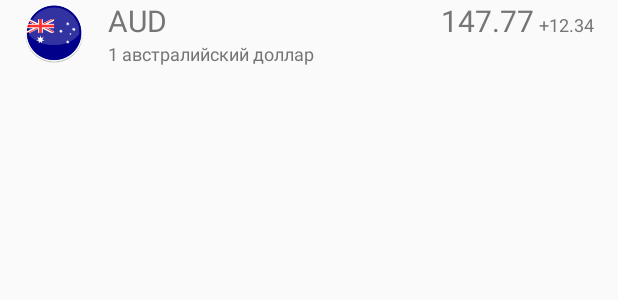
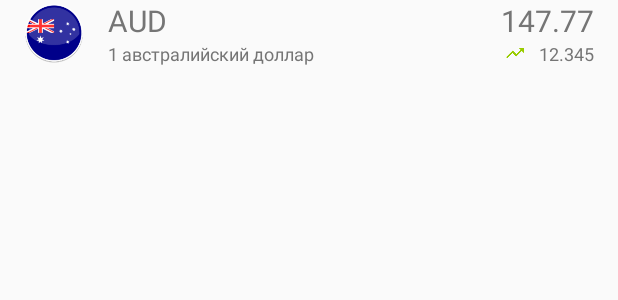
Before and after one commit to rpagyc/nbrk-currency-rates, an Android app: the layout widget_row.xml on its own in the app's theme, with its tools: preview values and no code run, on a phone screen of 412 x 824 dp. Shown: the top 300 px of the screen. Run offline under Robolectric (Android 15) with nearby library versions, the phone set to English and light mode, and no system bars.

Commit message:
add up/down arrows for currency change

```diff
--- a/nbrk_currency_rates/src/main/kotlin/com/nbrk/rates/widget/WidgetFactory.kt
+++ b/nbrk_currency_rates/src/main/kotlin/com/nbrk/rates/widget/WidgetFactory.kt
@@ -4,6 +4,7 @@ import android.content.Context
 import android.content.Intent
 import android.graphics.Color
 import android.preference.PreferenceManager
+import android.view.View
 import android.widget.RemoteViews
 import android.widget.RemoteViewsService
 import com.nbrk.rates.App
@@ -60,13 +61,17 @@ class WidgetFactory(val context: Context, intent: Intent) :
       remoteViews.setTextViewText(R.id.tvPrice, ratesItem.price.toString())
       remoteViews.setTextViewText(R.id.tvChange, ratesItem.change.toString())
       remoteViews.setImageViewResource(R.id.flag, ratesItem.currencyCode.getDrawable())
+      remoteViews.setViewVisibility(R.id.imgChange, View.VISIBLE)
       if (ratesItem.index.equals("UP")) {
+        remoteViews.setImageViewResource(R.id.imgChange, R.mipmap.ic_up)
         remoteViews.setTextColor(R.id.tvChange, Color.rgb(90, 150, 55));
         remoteViews.setTextViewText(R.id.tvChange, "+${ratesItem.change.toString()}")
       } else if (ratesItem.index.equals("DOWN")) {
         remoteViews.setTextColor(R.id.tvChange, Color.RED);
+        remoteViews.setImageViewResource(R.id.imgChange, R.mipmap.ic_down)
       } else {
         remoteViews.setTextColor(R.id.tvChange, Color.LTGRAY);
+        remoteViews.setViewVisibility(R.id.imgChange, View.GONE)
       }
     }
     return remoteViews
--- a/nbrk_currency_rates/src/main/res/layout/widget_row.xml
+++ b/nbrk_currency_rates/src/main/res/layout/widget_row.xml
@@ -1,17 +1,20 @@
 <RelativeLayout xmlns:android="http://schemas.android.com/apk/res/android"
+                xmlns:tools="http://schemas.android.com/tools"
                 android:layout_width="match_parent"
                 android:layout_height="wrap_content"
-                xmlns:tools="http://schemas.android.com/tools"
                 android:paddingLeft="16dp"
-                android:paddingRight="16dp">
+                android:paddingRight="16dp"
+  >
 
   <ImageView
     android:id="@+id/flag"
     android:layout_width="40dp"
     android:layout_height="40dp"
-    android:layout_centerVertical="true"
+    android:layout_alignParentLeft="true"
+    android:layout_centerInParent="true"
     android:scaleType="fitCenter"
-    tools:src="@drawable/aud"/>
+    tools:src="@drawable/aud"
+    />
 
   <TextView
     android:id="@+id/tvCurrencyCode"
@@ -19,9 +22,10 @@
     android:layout_height="wrap_content"
     android:layout_toRightOf="@+id/flag"
     android:paddingLeft="16dp"
+    android:textColor="@color/material_grey_600"
+    android:textSize="20sp"
     tools:text="AUD"
-    android:textColor="@color/material_grey_600"
-    android:textSize="20sp"/>
+    />
 
   <TextView
     android:id="@+id/tvCurrencyName"
@@ -29,33 +33,43 @@
     android:layout_height="wrap_content"
     android:layout_below="@id/tvCurrencyCode"
     android:layout_toRightOf="@+id/flag"
+    android:maxLines="1"
     android:paddingLeft="16dp"
-    tools:text="1 австралийский доллар"
     android:textColor="@color/material_grey_600"
     android:textSize="12sp"
-    android:maxLines="1"
+    tools:text="1 австралийский доллар"
     />
   <!-- price -->
   <TextView
     android:id="@+id/tvPrice"
     android:layout_width="wrap_content"
     android:layout_height="wrap_content"
-    android:layout_toLeftOf="@+id/tvChange"
-    android:gravity="center_vertical|right"
+    android:layout_alignBaseline="@id/tvCurrencyCode"
+    android:layout_alignParentRight="true"
+    android:textColor="@color/material_grey_600"
+    android:textSize="20sp"
     tools:text="147.77"
-    android:textColor="@color/material_grey_600"
-    android:textSize="20sp"/>
+    />
 
   <TextView
     android:id="@+id/tvChange"
-    android:layout_width="40dp"
+    android:layout_width="wrap_content"
     android:layout_height="wrap_content"
-    android:layout_alignBaseline="@+id/tvPrice"
     android:layout_alignParentRight="true"
-    android:gravity="right"
-    android:text="+12.34"
+    android:layout_below="@+id/tvPrice"
+    android:layout_marginLeft="8dp"
+    android:maxLines="1"
     android:textColor="@color/material_grey_600"
     android:textSize="12sp"
-    android:maxLines="1"
+    tools:text="12.345"
+    />
+
+  <ImageView
+    android:id="@+id/imgChange"
+    android:layout_width="16dp"
+    android:layout_height="16dp"
+    android:layout_below="@+id/tvPrice"
+    android:layout_toLeftOf="@+id/tvChange"
+    android:src="@mipmap/ic_up"
     />
 </RelativeLayout>
```
Also changed, not shown: nbrk_currency_rates/src/main/kotlin/com/nbrk/rates/home/view/adapters/RatesListAdapter.kt (+8 -3 lines), nbrk_currency_rates/src/main/res/layout/list_item_rates.xml (+15 -4 lines), nbrk_currency_rates/src/main/ic_down-web.png (added), nbrk_currency_rates/src/main/ic_up-web.png (added), nbrk_currency_rates/src/main/res/mipmap-hdpi/ic_down.png (added), nbrk_currency_rates/src/main/res/mipmap-hdpi/ic_up.png (added), nbrk_currency_rates/src/main/res/mipmap-mdpi/ic_down.png (added), nbrk_currency_rates/src/main/res/mipmap-mdpi/ic_up.png (added), nbrk_currency_rates/src/main/res/mipmap-xhdpi/ic_down.png (added), nbrk_currency_rates/src/main/res/mipmap-xhdpi/ic_up.png (added), nbrk_currency_rates/src/main/res/mipmap-xxhdpi/ic_down.png (added), nbrk_currency_rates/src/main/res/mipmap-xxhdpi/ic_up.png (added), nbrk_currency_rates/src/main/res/mipmap-xxxhdpi/ic_down.png (added), nbrk_currency_rates/src/main/res/mipmap-xxxhdpi/ic_up.png (added).
